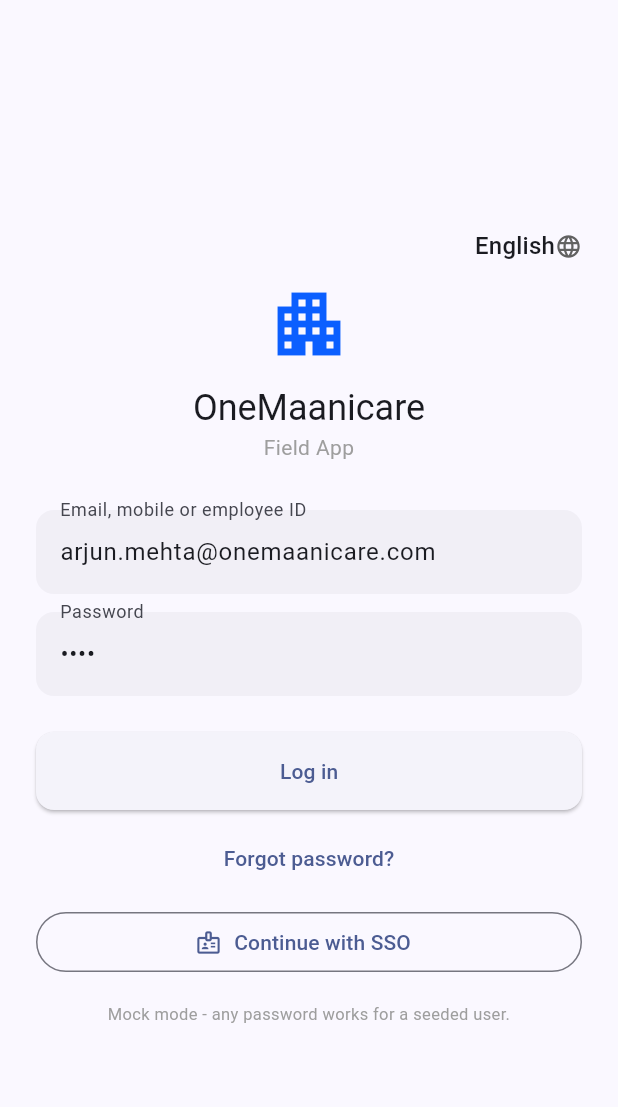
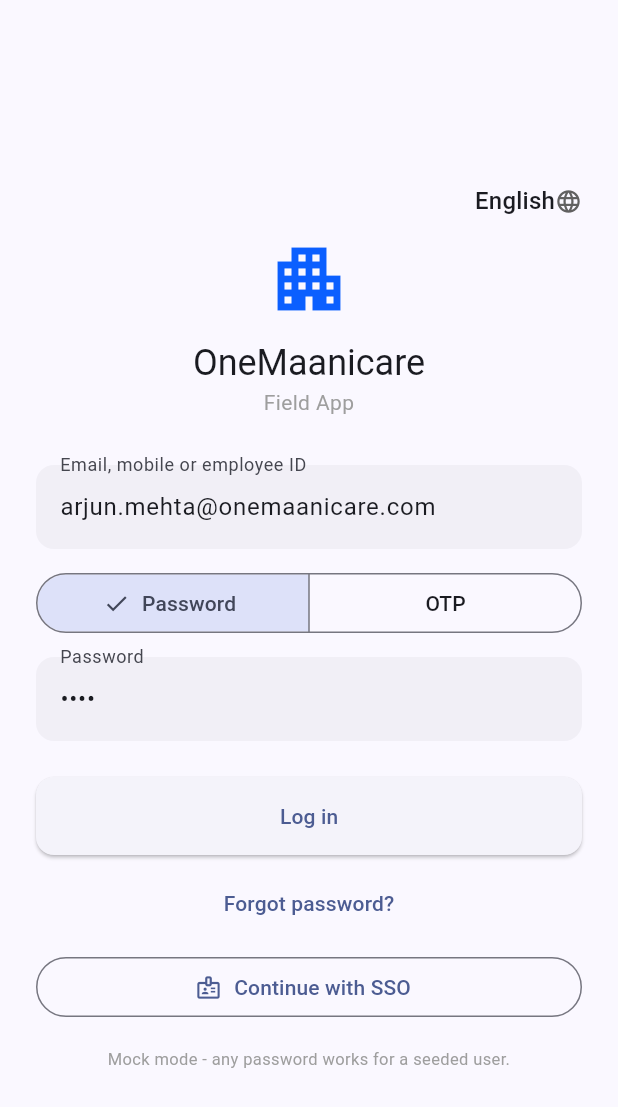
Before and after one commit to Maanicare/IFM, a Flutter app: the screen it shows after launch, on a phone screen of 412 x 824 dp. Shown: the top 1107 px of the screen. Run offline on Flutter 3.47's test engine with Material 3 defaults, Android fonts, the phone set to English and light mode, and no system bars; our stand-ins replace connectivity_plus, dio, drift, flutter_riverpod, flutter_secure_storage, geolocator and 7 more; missing offline and left inert: mobile_scanner; accounts and stored records are empty; generated files the repository leaves out were written again.

Commit message:
Fill in Screen 01 (Login) gaps: branding, forgot password, OTP, biometric fix
- Client branding: a placeholder lookup by the identifier's email
  domain, since this app has no server-side organisation resolution -
  shows a configured name/colour instead of always "OneMaanicare"
- Forgot password now shows what would happen instead of doing nothing
- Added OTP as an alternative to password (Section: "Password / OTP"),
  with a Send OTP step before the OTP field appears
- Fixed BiometricAuthService.isDeviceSupported requiring enrolled
  biometrics (canCheckBiometrics) when it should only require device
  support, since authenticate() already falls back to device
  credential (PIN/pattern) when biometricOnly is false - the stricter
  check could block a login path that would have otherwise worked

```diff
--- /dev/null
+++ b/frontline/assets/fixtures/client_branding.json
@@ -0,0 +1,4 @@
+[
+  { "domain": "client.example.com", "name": "Client Co. Facilities", "color": "#1E88E5" },
+  { "domain": "hydroserve.example.com", "name": "HydroServe Partner Portal", "color": "#00897B" }
+]
--- a/frontline/lib/features/identity/presentation/login_screen.dart
+++ b/frontline/lib/features/identity/presentation/login_screen.dart
@@ -7,11 +7,12 @@ import '../../../core/config/app_config.dart';
 import '../../../core/localization/app_locale.dart';
 import '../../../core/localization/app_strings.dart';
 import 'auth_controller.dart';
+import 'client_branding.dart';
 
-/// SCREEN 01 - Login. Identifier + password, plus biometric (once
-/// enabled from More, Screen 54-adjacent) and SSO. SSO has no real
-/// identity provider behind it in this app - see [_handleSso] - and is
-/// not faked as a working login.
+/// SCREEN 01 - Login. Identifier + password/OTP, plus biometric (once
+/// enabled from More, Screen 54-adjacent), SSO and client branding.
+/// SSO has no real identity provider behind it in this app - see
+/// [_handleSso] - and is not faked as a working login.
 class LoginScreen extends ConsumerStatefulWidget {
   const LoginScreen({super.key});
 
@@ -26,12 +27,28 @@ class _LoginScreenState extends ConsumerState<LoginScreen> {
   final _passwordController = TextEditingController(
     text: AppConfig.useMock ? 'demo' : '',
   );
+  final _otpController = TextEditingController();
   final _formKey = GlobalKey<FormState>();
+
+  bool _useOtp = false;
+  bool _otpSent = false;
+
+  @override
+  void initState() {
+    super.initState();
+    // Branding depends on the identifier's domain - re-render as the
+    // user types rather than only after they submit.
+    _identifierController.addListener(_onIdentifierChanged);
+  }
+
+  void _onIdentifierChanged() => setState(() {});
 
   @override
   void dispose() {
+    _identifierController.removeListener(_onIdentifierChanged);
     _identifierController.dispose();
     _passwordController.dispose();
+    _otpController.dispose();
     super.dispose();
   }
 
@@ -43,6 +60,7 @@ class _LoginScreenState extends ConsumerState<LoginScreen> {
     String t(String key) => AppStrings.of(key, language);
     final biometricPref = ref.watch(biometricPreferenceProvider).value;
     final biometricReady = biometricPref?.enabled == true && biometricPref?.identifier != null;
+    final branding = ref.watch(clientBrandingProvider(_identifierController.text.trim())).value;
 
     ref.listen(authControllerProvider, (previous, next) {
       if (next.hasError) {
@@ -70,10 +88,13 @@ class _LoginScreenState extends ConsumerState<LoginScreen> {
                       onChanged: (v) => ref.read(appLocaleProvider.notifier).setLanguage(v),
                     ),
                   ),
-                  const Icon(Icons.apartment, size: 56, color: Color(0xFF0B5FFF)),
+                  Icon(Icons.apartment, size: 56, color: branding?.color ?? const Color(0xFF0B5FFF)),
                   const SizedBox(height: 12),
                   Text(
-                    t('appTitle'),
+                    // Section: "client branding if configured" - falls back to
+                    // the platform name when the identifier's domain doesn't
+                    // match a known client.
+                    branding?.name ?? t('appTitle'),
                     textAlign: TextAlign.center,
                     style: Theme.of(context).textTheme.headlineSmall,
                   ),
@@ -90,13 +111,50 @@ class _LoginScreenState extends ConsumerState<LoginScreen> {
                         (v == null || v.isEmpty) ? 'Required' : null,
                   ),
                   const SizedBox(height: 12),
-                  TextFormField(
-                    controller: _passwordController,
-                    obscureText: true,
-                    decoration: InputDecoration(labelText: t('passwordLabel')),
-                    validator: (v) =>
-                        (v == null || v.isEmpty) ? 'Required' : null,
+                  // Section: Input "Password / OTP" - a toggle rather than two
+                  // separate screens, matching how the rest of the field app
+                  // keeps a single decision point per task.
+                  Row(
+                    children: [
+                      Expanded(
+                        child: SegmentedButton<bool>(
+                          segments: const [
+                            ButtonSegment(value: false, label: Text('Password')),
+                            ButtonSegment(value: true, label: Text('OTP')),
+                          ],
+                          selected: {_useOtp},
+                          onSelectionChanged: (s) => setState(() {
+                            _useOtp = s.first;
+                            _otpSent = false;
+                          }),
+                        ),
+                      ),
+                    ],
                   ),
+                  const SizedBox(height: 12),
+                  if (!_useOtp)
+                    TextFormField(
+                      controller: _passwordController,
+                      obscureText: true,
+                      decoration: InputDecoration(labelText: t('passwordLabel')),
+                      validator: (v) =>
+                          (!_useOtp && (v == null || v.isEmpty)) ? 'Required' : null,
+                    )
+                  else ...[
+                    if (!_otpSent)
+                      OutlinedButton(
+                        onPressed: _sendOtp,
+                        child: const Text('Send OTP'),
+                      )
+                    else
+                      TextFormField(
+                        controller: _otpController,
+                        keyboardType: TextInputType.number,
+                        decoration: const InputDecoration(labelText: 'Enter OTP'),
+                        validator: (v) =>
+                            (_useOtp && (v == null || v.isEmpty)) ? 'Required' : null,
+                      ),
+                  ],
                   const SizedBox(height: 24),
                   ElevatedButton(
                     onPressed: isLoading ? null : _submit,
@@ -109,7 +167,7 @@ class _LoginScreenState extends ConsumerState<LoginScreen> {
                         : Text(t('loginButton')),
                   ),
                   const SizedBox(height: 8),
-                  TextButton(onPressed: () {}, child: Text(t('forgotPassword'))),
+                  TextButton(onPressed: _handleForgotPassword, child: Text(t('forgotPassword'))),
                   if (biometricReady) ...[
                     const SizedBox(height: 12),
                     OutlinedButton.icon(
@@ -143,11 +201,59 @@ class _LoginScreenState extends ConsumerState<LoginScreen> {
   }
 
   void _submit() {
+    if (_useOtp && !_otpSent) {
+      ScaffoldMessenger.of(context).showSnackBar(
+        const SnackBar(content: Text('Tap "Send OTP" first.')),
+      );
+      return;
+    }
     if (!_formKey.currentState!.validate()) return;
+    // Mock mode accepts anything for either credential; a real backend
+    // would have a distinct OTP-verification endpoint rather than
+    // reusing the password field, but the UI decision point is the same.
     ref.read(authControllerProvider.notifier).login(
           _identifierController.text.trim(),
-          _passwordController.text,
+          _useOtp ? _otpController.text : _passwordController.text,
         );
+  }
+
+  void _sendOtp() {
+    final identifier = _identifierController.text.trim();
+    if (identifier.isEmpty) {
+      ScaffoldMessenger.of(context).showSnackBar(
+        const SnackBar(content: Text('Enter your email, mobile or employee ID first.')),
+      );
+      return;
+    }
+    setState(() => _otpSent = true);
+    ScaffoldMessenger.of(context).showSnackBar(
+      SnackBar(content: Text('OTP sent to $identifier.${AppConfig.useMock ? ' (mock mode: any digits work)' : ''}')),
+    );
+  }
+
+  /// Section: Actions "Forgot password". No backend to actually send a
+  /// reset email from in this app, so this is an honest placeholder -
+  /// it collects the identifier and confirms what would happen, rather
+  /// than silently doing nothing (the previous state of this button).
+  void _handleForgotPassword() {
+    showDialog<void>(
+      context: context,
+      builder: (context) => AlertDialog(
+        title: const Text('Reset password'),
+        content: Text(
+          _identifierController.text.trim().isEmpty
+              ? 'Enter your email, mobile or employee ID above first, then tap "Forgot password?" again.'
+              : 'A password reset link would be sent to ${_identifierController.text.trim()}.\n\n'
+                  'This app has no mail server configured yet - this is a placeholder until the backend provides a reset endpoint.',
+        ),
+        actions: [
+          FilledButton(
+            onPressed: () => Navigator.of(context).pop(),
+            child: const Text('OK'),
+          ),
+        ],
+      ),
+    );
   }
 
   /// Screen 01: "Biometric login after first authentication". The
@@ -168,7 +274,13 @@ class _LoginScreenState extends ConsumerState<LoginScreen> {
     final confirmed = await BiometricAuthService.authenticate(
       reason: 'Log in to OneMaanicare',
     );
-    if (!confirmed) return;
+    if (!confirmed) {
+      if (!mounted) return;
+      ScaffoldMessenger.of(context).showSnackBar(
+        const SnackBar(content: Text('Biometric authentication was not completed.')),
+      );
+      return;
+    }
     ref.read(authControllerProvider.notifier).login(identifier, '');
   }
 
```
Also changed, not shown: frontline/lib/core/biometrics/biometric_auth_service.dart (+8 -3 lines), frontline/lib/features/identity/presentation/client_branding.dart (added, +35 -0 lines), frontline/lib/features/identity/presentation/client_branding.g.dart (added).
